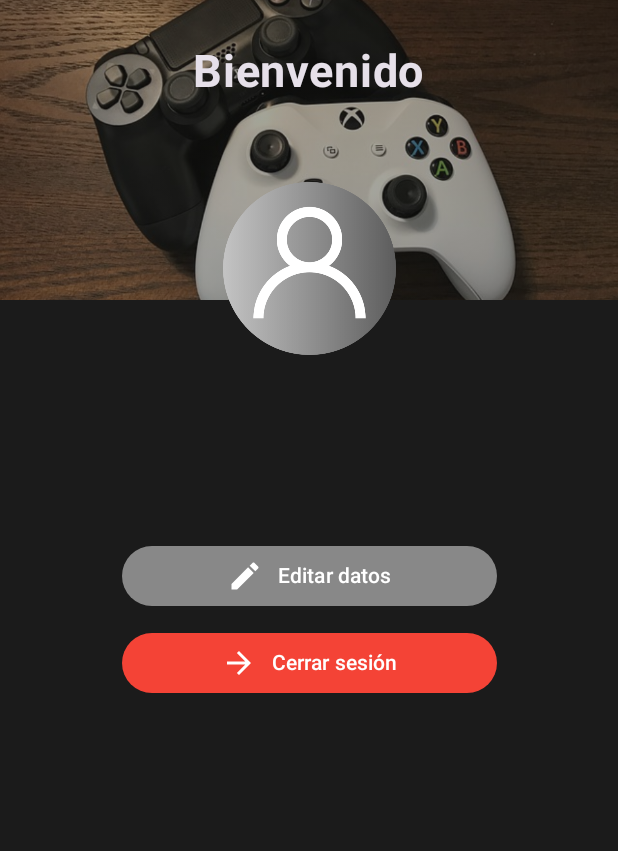
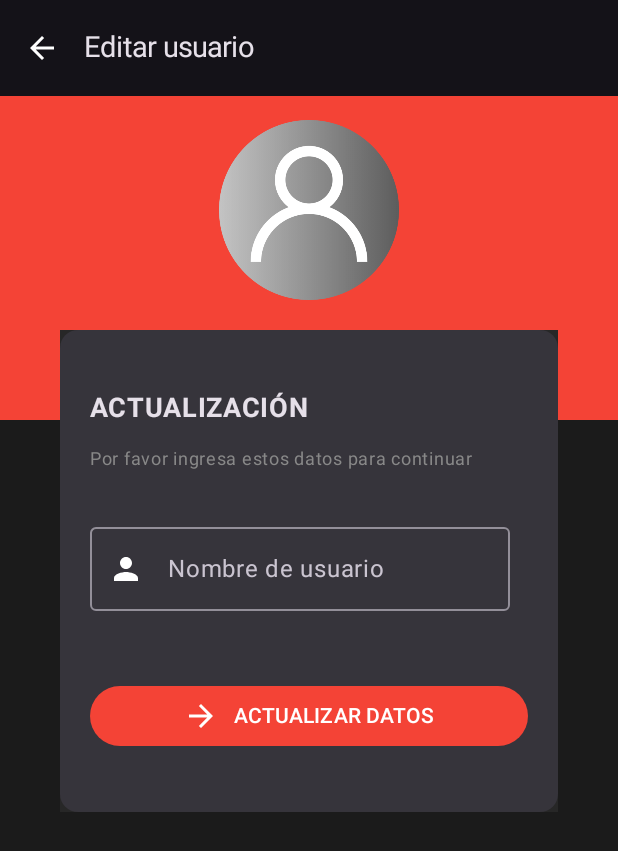
Before and after one commit to VictorSolis20/GameBlog_Mobile_App, an Android app built with Jetpack Compose: the ProfileScreen screen opened through its navigation route, after a tap on "Editar datos", on a phone screen of 412 x 824 dp. Shown: the top 851 px of the screen. Run offline under Robolectric (Android 15) with nearby library versions, the phone set to English and light mode, and no system bars; our stand-ins replace Dagger/Hilt's generated code, Firebase (no records; nobody signed in at launch, a user with empty details on screens opened directly).

Commit message:
Diseño de la pantalla para editar perfil

```diff
--- a/app/src/main/java/com/tec/gamermvvmapp/presentation/navigation/AppNavigation.kt
+++ b/app/src/main/java/com/tec/gamermvvmapp/presentation/navigation/AppNavigation.kt
@@ -6,6 +6,7 @@ import androidx.navigation.compose.NavHost
 import androidx.navigation.compose.composable
 import com.tec.gamermvvmapp.presentation.screens.login.LoginScreen
 import com.tec.gamermvvmapp.presentation.screens.profile.ProfileScreen
+import com.tec.gamermvvmapp.presentation.screens.profile_edit.ProfileEditScreen
 import com.tec.gamermvvmapp.presentation.screens.signup.SignupScreen
 
 @Composable
@@ -26,5 +27,9 @@ fun AppNavigation(navController: NavHostController) {
         composable(route = AppScreen.Profile.route){
             ProfileScreen(navController)
         }
+
+        composable(route = AppScreen.ProfileEdit.route){
+            ProfileEditScreen(navController)
+        }
     }
 }
--- a/app/src/main/java/com/tec/gamermvvmapp/presentation/navigation/AppScreen.kt
+++ b/app/src/main/java/com/tec/gamermvvmapp/presentation/navigation/AppScreen.kt
@@ -5,4 +5,5 @@ sealed class AppScreen(val route: String) {
     object Login: AppScreen( "login")
     object Signup: AppScreen("signup")
     object Profile: AppScreen("profile")
+    object ProfileEdit: AppScreen("profile/edit")
 }
--- a/app/src/main/java/com/tec/gamermvvmapp/presentation/screens/profile/components/ProfileContent.kt
+++ b/app/src/main/java/com/tec/gamermvvmapp/presentation/screens/profile/components/ProfileContent.kt
@@ -84,9 +84,7 @@ fun ProfileContent(navController: NavHostController, viewModel: ProfileViewModel
             text = "Editar datos",
             color = Color.Gray,
             icon = Icons.Default.Edit,
-            onClick = {
-
-            }
+            onClick = { navController.navigate(route = AppScreen.ProfileEdit.route)}
         )
         Spacer(modifier = Modifier.height(10.dp))
         DefaultButton(
--- /dev/null
+++ b/app/src/main/java/com/tec/gamermvvmapp/presentation/screens/profile_edit/ProfileEditScreen.kt
@@ -0,0 +1,26 @@
+package com.tec.gamermvvmapp.presentation.screens.profile_edit
+
+import android.annotation.SuppressLint
+import androidx.compose.material3.Scaffold
+import androidx.compose.runtime.Composable
+import androidx.navigation.NavHostController
+import com.tec.gamermvvmapp.presentation.components.DefaultTopBar
+import com.tec.gamermvvmapp.presentation.screens.profile_edit.components.ProfileEditContent
+
+@SuppressLint("UnusedMaterial3ScaffoldPaddingParameter")
+@Composable
+fun ProfileEditScreen(navController: NavHostController){
+    Scaffold(
+        topBar = {
+            DefaultTopBar(
+                title = "Editar usuario",
+                upAvailable = true,
+                navController = navController
+            )
+        },
+        content = {
+            ProfileEditContent(navController)
+        },
+        bottomBar = {}
+    )
+}
--- /dev/null
+++ b/app/src/main/java/com/tec/gamermvvmapp/presentation/screens/profile_edit/ProfileEditState.kt
@@ -0,0 +1,5 @@
+package com.tec.gamermvvmapp.presentation.screens.profile_edit
+
+data class ProfileEditState(
+    val username: String = ""
+)
--- /dev/null
+++ b/app/src/main/java/com/tec/gamermvvmapp/presentation/screens/profile_edit/ProfileEditViewModel.kt
@@ -0,0 +1,32 @@
+package com.tec.gamermvvmapp.presentation.screens.profile_edit
+
+import androidx.compose.runtime.getValue
+import androidx.compose.runtime.mutableStateOf
+import androidx.compose.runtime.setValue
+import androidx.lifecycle.ViewModel
+import dagger.hilt.android.lifecycle.HiltViewModel
+import javax.inject.Inject
+
+@HiltViewModel
+class ProfileEditViewModel @Inject constructor(): ViewModel() {
+
+    // STATE FORM
+    var state by mutableStateOf(ProfileEditState())
+        private set
+
+    var usernameErrMsg by mutableStateOf("")
+        private set
+
+    fun onUsernameInput(username: String){
+        state = state.copy(username = username)
+    }
+
+    fun validateUsername(){
+        if(state.username.length >= 5){
+            usernameErrMsg = ""
+        }
+        else{
+            usernameErrMsg = "Al menos 5 caracteres"
+        }
+    }
+}
--- /dev/null
+++ b/app/src/main/java/com/tec/gamermvvmapp/presentation/screens/profile_edit/components/ProfileEditContent.kt
@@ -0,0 +1,112 @@
+package com.tec.gamermvvmapp.presentation.screens.profile_edit.components
+
+import androidx.compose.foundation.Image
+import androidx.compose.foundation.background
+import androidx.compose.foundation.layout.Box
+import androidx.compose.foundation.layout.Column
+import androidx.compose.foundation.layout.Spacer
+import androidx.compose.foundation.layout.fillMaxWidth
+import androidx.compose.foundation.layout.height
+import androidx.compose.foundation.layout.padding
+import androidx.compose.material.icons.Icons
+import androidx.compose.material.icons.filled.Email
+import androidx.compose.material.icons.filled.Lock
+import androidx.compose.material.icons.filled.Person
+import androidx.compose.material.icons.outlined.Lock
+import androidx.compose.material3.Card
+import androidx.compose.material3.Text
+import androidx.compose.runtime.Composable
+import androidx.compose.ui.Alignment
+import androidx.compose.ui.Modifier
+import androidx.compose.ui.graphics.Color
+import androidx.compose.ui.res.painterResource
+import androidx.compose.ui.text.font.FontWeight
+import androidx.compose.ui.text.input.KeyboardType
+import androidx.compose.ui.unit.dp
+import androidx.compose.ui.unit.sp
+import androidx.hilt.navigation.compose.hiltViewModel
+import androidx.navigation.NavHostController
+import com.tec.gamermvvmapp.R
+import com.tec.gamermvvmapp.presentation.components.DefaultButton
+import com.tec.gamermvvmapp.presentation.components.DefaultTextField
+import com.tec.gamermvvmapp.presentation.screens.profile_edit.ProfileEditViewModel
+import com.tec.gamermvvmapp.presentation.ui.theme.Darkgray500
+import com.tec.gamermvvmapp.presentation.ui.theme.Red500
+
+@Composable
+fun ProfileEditContent(navController: NavHostController, viewModel: ProfileEditViewModel = hiltViewModel()){
+
+    val state = viewModel.state
+
+    Box(
+        modifier = Modifier
+            .fillMaxWidth(),
+
+        ) {
+        Box(
+            modifier = Modifier
+                .fillMaxWidth()
+                .height(280.dp)
+                .background(Red500)
+        ){
+            Column(
+                modifier = Modifier.fillMaxWidth(),
+                horizontalAlignment = Alignment.CenterHorizontally
+            ) {
+                Spacer(modifier = Modifier.height(80.dp))
+                Image(
+                    modifier = Modifier.height(120.dp),
+                    painter = painterResource(id = R.drawable.user),
+                    contentDescription = "Imagen de usuario"
+                )
+            }
+
+        }
+        Card(
+            modifier = Modifier
+                .padding(start = 40.dp, end = 40.dp, top = 220.dp)
+                .background(Darkgray500)
+        ){
+
+            Column(
+                modifier = Modifier.padding(horizontal = 20.dp)
+            ) {
+                Text(
+                    modifier = Modifier
+                        .padding(
+                            top = 40.dp,
+                            bottom = 0.dp,
+                            start = 0.dp,
+                            end = 0.dp
+                        ),
+                    text = "ACTUALIZACIÓN",
+                    fontSize = 18.sp,
+                    fontWeight = FontWeight.Bold
+                )
+                Spacer(modifier = Modifier.height(10.dp))
+                Text(
+                    text = "Por favor ingresa estos datos para continuar",
+                    fontSize = 12.sp,
+                    color = Color.Gray
+                )
+                DefaultTextField(
+                    modifier = Modifier.padding(top = 25.dp),
+                    value = state.username,
+                    onValueChange = {viewModel.onUsernameInput(it)},
+                    label = "Nombre de usuario",
+                    icon = Icons.Default.Person,
+                    errorMsg = viewModel.usernameErrMsg,
+                    validateField = {viewModel.validateUsername()}
+                )
+
+                DefaultButton(
+                    modifier = Modifier
+                        .fillMaxWidth()
+                        .padding(top = 20.dp, bottom = 40.dp),
+                    text = "ACTUALIZAR DATOS",
+                    onClick = {},
+                )
+            }
+        }
+    }
+}
```
